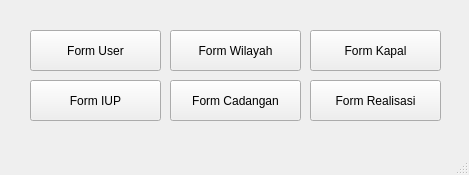
Old version of the form mainwindow.ui in the repository Yadija/tugas_visual_2.
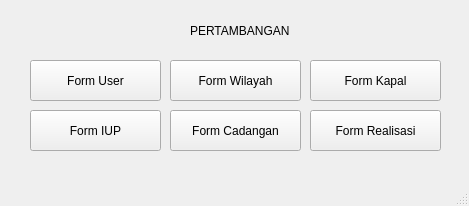
New version of the form.

Commit message: ⚒️build: add title to ui

Patch:
```diff
--- a/mainwindow.ui
+++ b/mainwindow.ui
@@ -7,7 +7,7 @@
     <x>0</x>
     <y>0</y>
     <width>469</width>
-    <height>175</height>
+    <height>206</height>
    </rect>
   </property>
   <property name="windowTitle">
@@ -18,7 +18,7 @@
     <property name="geometry">
      <rect>
       <x>30</x>
-      <y>30</y>
+      <y>60</y>
       <width>131</width>
       <height>41</height>
      </rect>
@@ -31,7 +31,7 @@
     <property name="geometry">
      <rect>
       <x>170</x>
-      <y>30</y>
+      <y>60</y>
       <width>131</width>
       <height>41</height>
      </rect>
@@ -44,7 +44,7 @@
     <property name="geometry">
      <rect>
       <x>310</x>
-      <y>30</y>
+      <y>60</y>
       <width>131</width>
       <height>41</height>
      </rect>
@@ -57,7 +57,7 @@
     <property name="geometry">
      <rect>
       <x>30</x>
-      <y>80</y>
+      <y>110</y>
       <width>131</width>
       <height>41</height>
      </rect>
@@ -70,7 +70,7 @@
     <property name="geometry">
      <rect>
       <x>170</x>
-      <y>80</y>
+      <y>110</y>
       <width>131</width>
       <height>41</height>
      </rect>
@@ -83,7 +83,7 @@
     <property name="geometry">
      <rect>
       <x>310</x>
-      <y>80</y>
+      <y>110</y>
       <width>131</width>
       <height>41</height>
      </rect>
@@ -92,6 +92,19 @@
      <string>Form Realisasi</string>
     </property>
    </widget>
+   <widget class="QLabel" name="label">
+    <property name="geometry">
+     <rect>
+      <x>190</x>
+      <y>20</y>
+      <width>121</width>
+      <height>21</height>
+     </rect>
+    </property>
+    <property name="text">
+     <string>PERTAMBANGAN</string>
+    </property>
+   </widget>
   </widget>
   <widget class="QMenuBar" name="menubar">
    <property name="geometry">
```
The commit also changes 6 other files.
